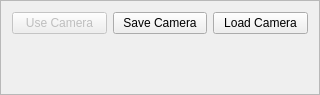
Old version of the form Plugins/CameraManip/src/UI/CameraManipUI.ui in the repository STORM-IRIT/Radium-Engine.
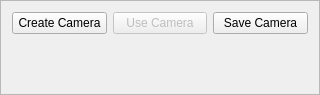
New version of the form.

Commit message: Replace CameraManipPlugin::load with createCamera ;

```diff
--- a/Plugins/CameraManip/src/UI/CameraManipUI.ui
+++ b/Plugins/CameraManip/src/UI/CameraManipUI.ui
@@ -27,6 +27,16 @@
      </property>
      <item>
       <layout class="QHBoxLayout" name="horizontalLayout_3">
+       <item>
+        <widget class="QPushButton" name="m_createCamera">
+         <property name="enabled">
+          <bool>true</bool>
+         </property>
+         <property name="text">
+          <string>Create Camera</string>
+         </property>
+        </widget>
+       </item>
        <item>
         <widget class="QPushButton" name="m_useCamera">
          <property name="enabled">
@@ -44,16 +54,6 @@
          </property>
         </widget>
        </item>
-       <item>
-        <widget class="QPushButton" name="m_loadCamera">
-         <property name="enabled">
-          <bool>true</bool>
-         </property>
-         <property name="text">
-          <string>Load Camera</string>
-         </property>
-        </widget>
-       </item>
       </layout>
      </item>
      <item>
```
The commit also changes 2 other files.
